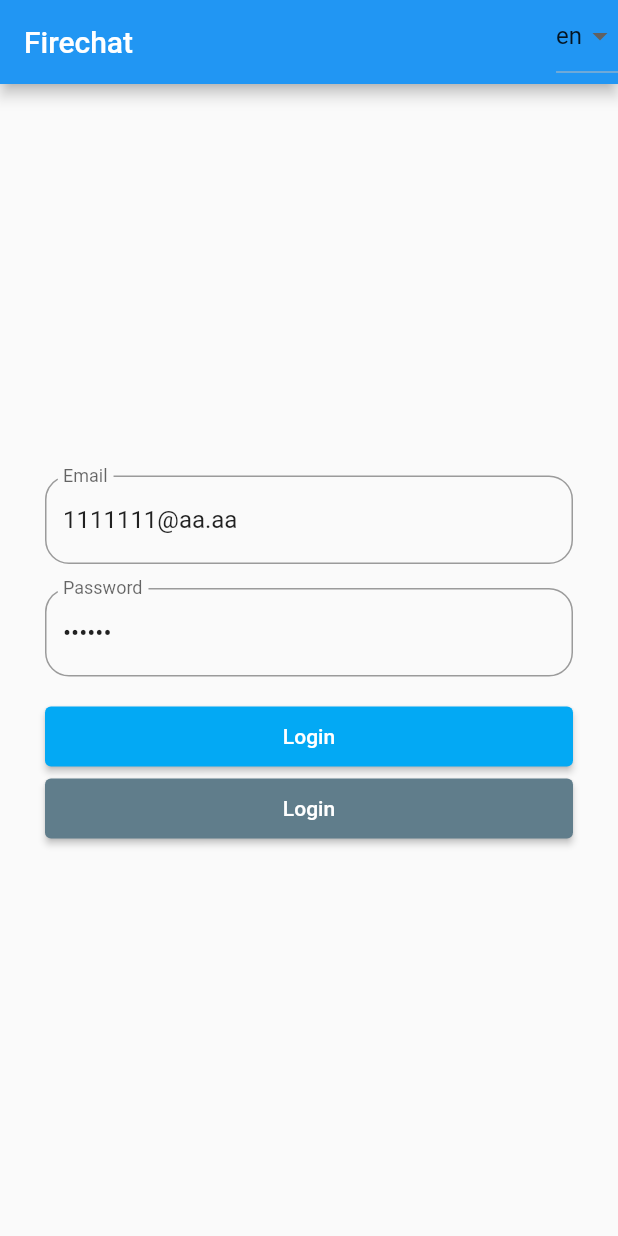
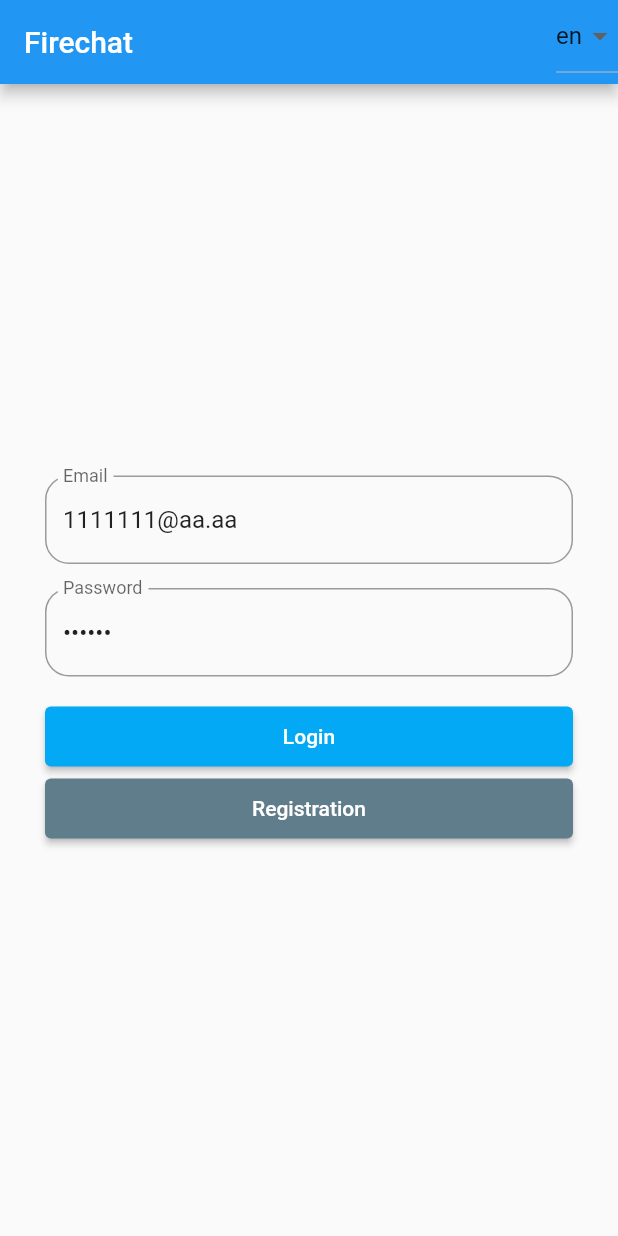
Before and after one commit to SeppoVolsk/ogne_chat, a Flutter app: the screen it shows after launch, on a phone screen of 412 x 824 dp. Run offline on Flutter 3.47's test engine with Material 2 defaults, Android fonts, the light colour scheme and no system bars; our stand-ins replace bloc, bloc_concurrency, cloud_firestore, firebase_auth, firebase_core, firebase_storage and 4 more; missing offline and left inert: a package; accounts and stored records are empty; generated files the repository leaves out were written again.

Commit message:
fix registration button title
add SelectLocaleWidget to ChatScreenAppBar

```diff
--- a/lib/feature/auth/ui/login_screen.dart
+++ b/lib/feature/auth/ui/login_screen.dart
@@ -57,7 +57,7 @@ class LoginScreen extends StatelessWidget {
                       Navigator.of(context).push(MaterialPageRoute(
                           builder: (context) => RegisterScreen()));
                     },
-                    text: AppLocalizations.of(context)?.login ?? '',
+                    text: AppLocalizations.of(context)?.registration ?? '',
                     backgroundColor: Colors.blueGrey,
                   )
                 ],
```
Also changed, not shown: lib/feature/chat/ui/chat_screen_parts/chat_screen_app_bar.dart (+9 -6 lines).
